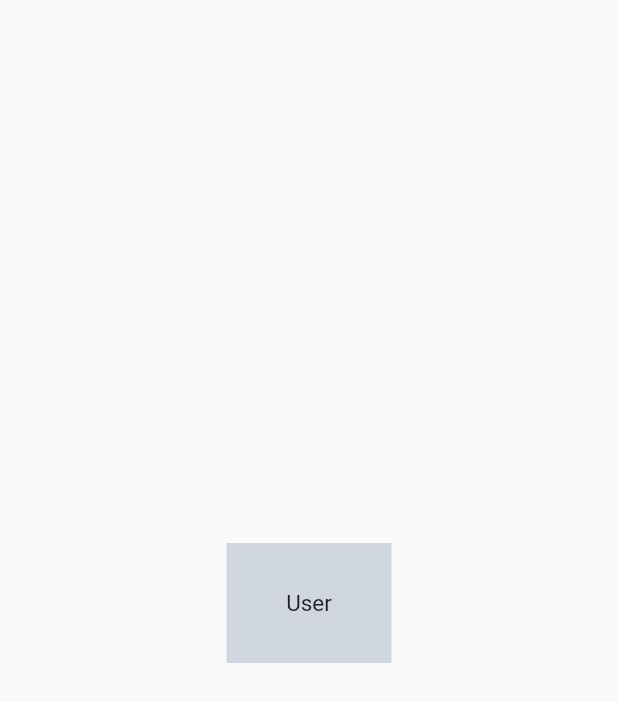
After one commit to 3boodDwimah/Cv_Projects, a Flutter app: the screen it shows after launch, on a phone screen of 412 x 824 dp. The commit adds this screen. Shown: the top 702 px of the screen. Run offline on Flutter 3.47's test engine with Material 2 defaults, Android fonts, the phone set to English and light mode, and no system bars; our stand-ins replace awesome_dialog, card_swiper, chewie, cloud_firestore, firebase_auth, firebase_core and 11 more; missing offline and left inert: dashed_circle, rect_getter; accounts and stored records are empty; project files that could hold a hidden picture were left out.

Commit message:
business123

```diff
--- a/lib/Ui/Home/Screen/home_view.dart
+++ b/lib/Ui/Home/Screen/home_view.dart
@@ -17,6 +17,7 @@ import 'package:cv/Ui/Room/voice_screen.dart';
 import 'package:cv/Ui/Search/search_home.dart';
 import 'package:cv/Ui/SingIn/singin.dart';
 import 'package:cv/Ui/testt.dart';
+import 'package:cv/Ui/aaaaaaaaaa.dart';
 import 'package:cv/bloc/cubit_chat/cubit.dart';
 import 'package:cv/bloc/cubit_post/cubit.dart';
 import 'package:cv/bloc/cubit_post/states.dart';
@@ -339,7 +340,7 @@ class _HomeViewState extends State<HomeView> with TickerProviderStateMixin {
                                   CacheHelper.removeData(
                                     key: 'userStats',
                                   );
-
+navigateAndFinish(context, Chos());
                                 });
                               }
                               print("${CacheHelper.getData(key:'userStats')}686686886");
--- a/lib/Ui/SingIn/singin.dart
+++ b/lib/Ui/SingIn/singin.dart
@@ -65,6 +65,7 @@ child:BlocConsumer<CvSingInCubit,CvSingInStates>(
           child: Padding(
             padding: const EdgeInsets.symmetric(horizontal: 15.0),
             child: Form(
+
               key: formKey,
               child: Column(
                 children: [
@@ -117,6 +118,8 @@ child:BlocConsumer<CvSingInCubit,CvSingInStates>(
                     height: 30,
                   ),
                   defaultFormField(
+                      key: const ValueKey("username"),
+
                       controller: emailController,
                       type: TextInputType.emailAddress,
                       hint: "ادخل البريد الإلكتروني أو اسم المستخدم",
@@ -129,6 +132,8 @@ child:BlocConsumer<CvSingInCubit,CvSingInStates>(
                     height: 25,
                   ),
                   defaultFormField(
+                      key: const ValueKey("password"),
+
                       controller: passwordController,
                       type: TextInputType.visiblePassword,
                       hint: "ادخل كلمة المرور ",
@@ -156,6 +161,7 @@ child:BlocConsumer<CvSingInCubit,CvSingInStates>(
                     height: 50,
                   ),
                   defauContainer(
+                    key: const ValueKey("signIn"),
                     onPressed: (){
                       if (formKey.currentState!.validate()) {
                         CvSingInCubit.get(context).userLogin(
--- a/lib/Ui/SingUp/singup.dart
+++ b/lib/Ui/SingUp/singup.dart
@@ -1,6 +1,7 @@
 import 'package:cv/Ui/NavBar/navbar.dart';
 import 'package:cv/Ui/Room/voice_screen.dart';
 import 'package:cv/Ui/SingIn/singin.dart';
+import 'package:cv/Ui/SingUp/emailVerified.dart';
 import 'package:cv/bloc/cubit_singup/cubit.dart';
 import 'package:cv/bloc/cubit_singup/states.dart';
 import 'package:cv/core/colors.dart';
@@ -45,7 +46,7 @@ class _SingUPState extends State<SingUP> {
           listener: (context, state) {
             if (state is SocialCreateUserSuccessState) {
 
-                navigateAndFinish(context, SingIn());
+                navigateAndFinish(context, EmailVreified());
 
             }
 
--- /dev/null
+++ b/lib/Ui/aaaaaaaaaa.dart
@@ -0,0 +1,47 @@
+
+
+
+import 'package:cv/Ui/SingIn/singin.dart';
+import 'package:cv/core/cache_helper.dart';
+import 'package:cv/core/colors.dart';
+import 'package:cv/core/components.dart';
+import 'package:flutter/material.dart';
+
+class Chos extends StatelessWidget {
+
+  const Chos({super.key});
+
+  @override
+  Widget build(BuildContext context) {
+    return Scaffold(
+      body: SafeArea(child:
+      Center(
+        child: Column (
+            mainAxisAlignment: MainAxisAlignment.center,
+            children: [
+          GestureDetector(onTap: (){
+            CacheHelper.saveData(key: 'fi', value: 2);
+            navigateTo(context, SingIn());
+          },
+          child: Container(
+            alignment: Alignment.center,
+            child:Text("User") ,height: 80,width: 110,color: AppColor.linkWaterD0D6E0,),
+          ),
+          SizedBox(height: 20,),
+          // GestureDetector(onTap: (){
+          //   CacheHelper.saveData(key: 'fi', value: 2);
+          //   navigateTo(context, SingIn());
+          //
+          // },
+          // child: Container(
+          //   alignment: Alignment.center,
+          //
+          //   child:Text("Business Owner") ,height: 80,width: 110,color: AppColor.main,),
+          // ),
+
+        ]),
+      )
+      ),
+    );
+  }
+}
--- a/lib/bloc/cubit_navbar/cubit.dart
+++ b/lib/bloc/cubit_navbar/cubit.dart
@@ -59,6 +59,20 @@ class SocialCubit extends Cubit<SocialStates> {
     const SearchHome(
     ),
   ];
+
+  void updateEmail(String newEmail) async {
+    User? user = FirebaseAuth.instance.currentUser;
+    if (user != null) {
+      try {
+        await user.updateEmail(newEmail);
+        print('Email updated successfully');
+      } catch (e) {
+        print('Error updating email: $e');
+      }
+    }
+  }
+
+
 
   void getUserData() {
     emit(SocialGetUserLoadingState());
@@ -168,7 +182,6 @@ class SocialCubit extends Cubit<SocialStates> {
   }) {
     UserDataModel model = UserDataModel(
         userStats:2,
-
         firstname: firstname,
         lastName: lastName,
         time: time,
--- a/lib/bloc/cubit_singup/cubit.dart
+++ b/lib/bloc/cubit_singup/cubit.dart
@@ -70,6 +70,7 @@ class CvSingUpCubit extends Cubit<CvSingUpStates> {
   }) {
     UserDataModel model = UserDataModel(
       userStats:2,
+      isEmailVerified :false,
       firstname: firstname,
       phone: "phone ?? """,
       jopTitle:"jopTitle ?? """ ,
--- a/lib/core/components.dart
+++ b/lib/core/components.dart
@@ -46,6 +46,8 @@ Widget defauContainer(
         double width = double.infinity,
         double borderRadius = 10,
           Color background = AppColor.main,
+          Key? key,
+
 
           EdgeInsetsGeometry? padding,
         EdgeInsetsGeometry? margin,
@@ -53,6 +55,7 @@ Widget defauContainer(
         void Function()? onPressed,
         TextStyle? style}) =>
     GestureDetector(
+      key: key,
       onTap: onPressed,
       child: Container(
         padding: padding,
@@ -137,6 +140,7 @@ Widget defaultFormFieldWithOut({
         ));
 //////
 Widget defaultFormField({
+
   required TextEditingController controller,
   required TextInputType type,
   ValueChanged? onSubmit,
@@ -152,6 +156,7 @@ Widget defaultFormField({
   double width = 1,
   double pad = 1,
   int MaxLines = 1,
+  Key? key,
 
 
   Color? color = AppColor.white,
@@ -159,6 +164,7 @@ Widget defaultFormField({
   bool isClickable = true,
 }) =>
     TextFormField(
+      key: key,
       maxLines: MaxLines,
         obscureText: isPassword,
         onFieldSubmitted: onSubmit,
--- a/lib/main.dart
+++ b/lib/main.dart
@@ -5,6 +5,7 @@ import 'package:cv/Ui/Room/voice_screen.dart';
 import 'package:cv/Ui/SingIn/singin.dart';
 import 'package:cv/Ui/Splash_Screen/splash_Screen.dart';
 import 'package:cv/Ui/test.dart';
+import 'package:cv/Ui/aaaaaaaaaa.dart';
 import 'package:cv/bloc/cubit_profile/cubit.dart';
 import 'package:cv/bloc/cubit_profile/states.dart';
 import 'package:cv/bloc/cubit_navbar/cubit.dart';
@@ -18,6 +19,7 @@ import 'package:cv/firebase_options.dart';
 import 'package:firebase_core/firebase_core.dart';
 import 'package:flutter/material.dart';
 import 'package:flutter_bloc/flutter_bloc.dart';
+import 'package:flutter_localizations/flutter_localizations.dart';
 // import 'package:flutter_localizations/flutter_localizations.dart';
 
 import 'bloc/cubit_chat/cubit.dart';
@@ -170,15 +172,15 @@ class MyApp extends StatelessWidget {
 
             title: 'CV',
             debugShowCheckedModeBanner: false,
-            // localizationsDelegates: [
-            //   GlobalMaterialLocalizations.delegate,
-            //   GlobalWidgetsLocalizations.delegate,
-            //   GlobalCupertinoLocalizations.delegate,
-            // ],
-            // supportedLocales: [
-            //   Locale('ar', 'AE'),
-            // ],
-            home:startWidget ,
+            localizationsDelegates: [
+              GlobalMaterialLocalizations.delegate,
+              GlobalWidgetsLocalizations.delegate,
+              GlobalCupertinoLocalizations.delegate,
+            ],
+            supportedLocales: [
+              Locale('ar', 'AE'),
+            ],
+            home:Chos() ,
           );
         }));
   }
--- a/lib/modle/post_model.dart
+++ b/lib/modle/post_model.dart
@@ -44,11 +44,11 @@ class PostModel {
     postImage = json['postImage'];
     pid = json['pid'];
     // itemsave = json['itemsave'];
-    itemsave = List.from(json['itemsave']).map((e) => e.toString()).toList() ?? [];
+    itemsave = List.from(json['itemsave']).map((e) => e.toString()).toList() ;
 
     // postVideo = json['postVideo'];
     shares = json['shares'] ?? 0;
-    likes = List.from(json['likes']).map((e) => e.toString()).toList() ?? [];
+    likes = List.from(json['likes']).map((e) => e.toString()).toList() ;
 
 }
 
--- a/lib/modle/reel_model.dart
+++ b/lib/modle/reel_model.dart
@@ -26,7 +26,7 @@ class ReelsModel {
     ownerImage = json['ownerImage'] ?? '';
     isFollow = json['isFollow'] ?? '';
     url = json['url'] ?? '';
-    likes = List.from(json['likes']).map((e) => e.toString()).toList() ?? [];
+    likes = List.from(json['likes']).map((e) => e.toString()).toList() ;
     shares = json['shares'] ?? 0;
   }
 
--- a/lib/modle/user.dart
+++ b/lib/modle/user.dart
@@ -13,6 +13,7 @@ class UserDataModel {
     dynamic jopTitle;
     dynamic url;
     dynamic userStats;
+    dynamic isEmailVerified;
 
   UserDataModel({
     required this.uId,
@@ -27,6 +28,7 @@ class UserDataModel {
     required this.jopTitle,
     required this.url,
     required this.userStats,
+     this.isEmailVerified,
 
   });
 
@@ -44,6 +46,7 @@ class UserDataModel {
       jopTitle = json['jopTitle'];
       url = json['url'];
       userStats = json['userStats'] ?? 0;
+      isEmailVerified = json['isEmailVerified'] ?? false;
 
     }
 
@@ -62,6 +65,7 @@ class UserDataModel {
       'jopTitle': jopTitle,
       'url': url,
       'userStats': userStats,
+      'isEmailVerified': isEmailVerified,
     };
   }
 }
--- a/pubspec.yaml
+++ b/pubspec.yaml
@@ -69,8 +69,14 @@ dependencies:
   cupertino_icons: ^1.0.2
 
 dev_dependencies:
+  integration_test:
+   sdk: flutter
+  flutter_driver:
+    sdk: flutter
   flutter_test:
     sdk: flutter
+  mockito:
+  test: ^1.21.1
 
   # The "flutter_lints" package below contains a set of recommended lints to
   # encourage good coding practices. The lint set provided by the package is
```
Also changed, not shown: lib/Ui/SingUp/emailVerified.dart (added, +87 -0 lines), lib/modle/jopnew_model.dart (+5 -9 lines), pubspec.lock, 4 other files.
